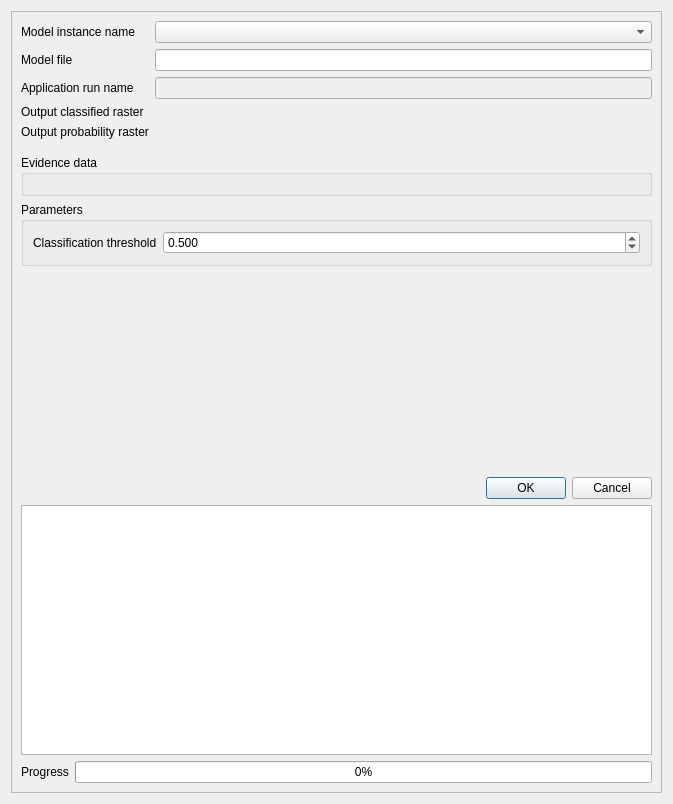
Old version of the form eis_qgis_plugin/resources/ui/modeling/application.ui in the repository GispoCoding/eis_qgis_plugin.
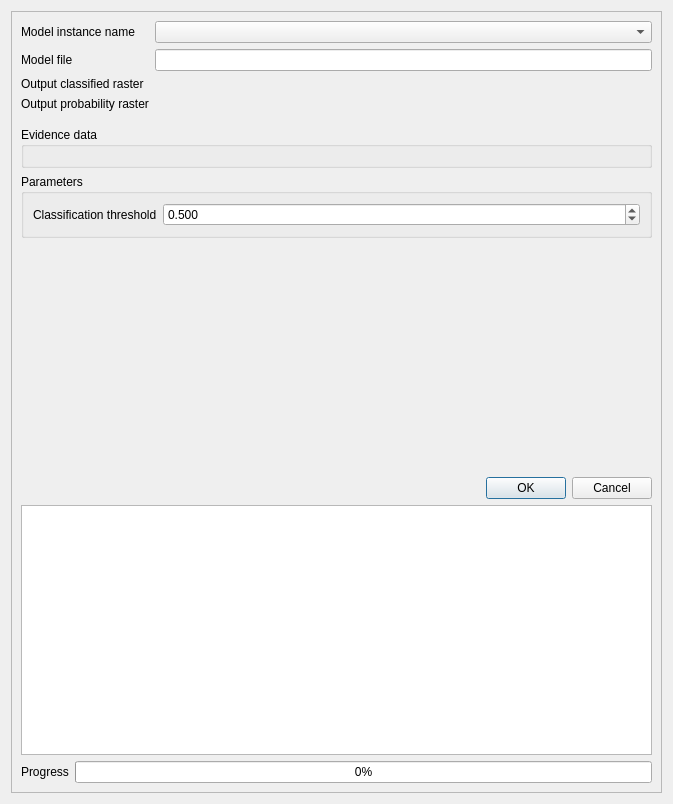
New version of the form. Custom widgets are drawn as their Qt base class.

Commit message: remove test and application run name fields

Diff of the .ui file:
```diff
--- a/eis_qgis_plugin/resources/ui/modeling/application.ui
+++ b/eis_qgis_plugin/resources/ui/modeling/application.ui
@@ -69,23 +69,6 @@
           </widget>
          </item>
          <item row="2" column="0">
-          <widget class="QLabel" name="application_run_name_label">
-           <property name="toolTip">
-            <string/>
-           </property>
-           <property name="text">
-            <string>Application run name</string>
-           </property>
-          </widget>
-         </item>
-         <item row="2" column="1">
-          <widget class="QLineEdit" name="application_run_name_input">
-           <property name="enabled">
-            <bool>false</bool>
-           </property>
-          </widget>
-         </item>
-         <item row="3" column="0">
           <widget class="QLabel" name="application_output_raster_label_1">
            <property name="toolTip">
             <string>Filepath of output raster.</string>
@@ -95,7 +78,7 @@
            </property>
           </widget>
          </item>
-         <item row="3" column="1">
+         <item row="2" column="1">
           <widget class="QgsFileWidget" name="application_output_raster_1">
            <property name="toolTip">
             <string>Filepath of output raster.</string>
@@ -105,7 +88,7 @@
            </property>
           </widget>
          </item>
-         <item row="4" column="0">
+         <item row="3" column="0">
           <widget class="QLabel" name="application_output_raster_label_2">
            <property name="toolTip">
             <string>Filepath of output raster.</string>
@@ -115,7 +98,7 @@
            </property>
           </widget>
          </item>
-         <item row="4" column="1">
+         <item row="3" column="1">
           <widget class="QgsFileWidget" name="application_output_raster_2">
            <property name="toolTip">
             <string>Filepath of output raster.</string>
```
The commit also changes 3 other files.
